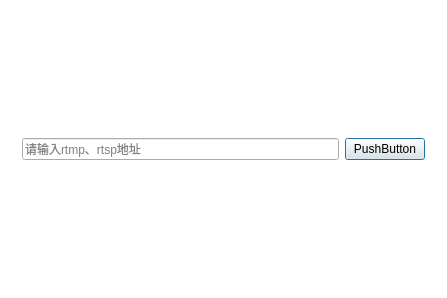
Qt form Linux/src/TestNetCamera/DlgNetCamera.ui (cloudroomSDK/API-Demo) before a commit.
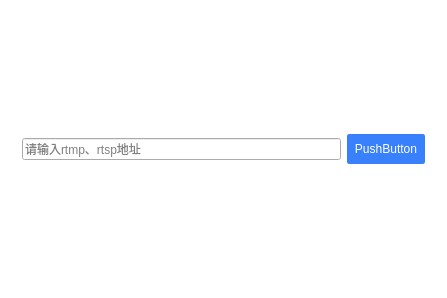
The same form after that commit. Icons and pictures are not drawn.

```diff
--- a/Linux/src/TestNetCamera/DlgNetCamera.ui
+++ b/Linux/src/TestNetCamera/DlgNetCamera.ui
@@ -74,7 +74,18 @@
 	margin-bottom: -5px;
 	border-radius: 6px;
 	background: rgb(57,129,252);
-}  </string>
+}  
+QPushButton {
+	background:rgb(57,129,252);
+	color: rgb(255,255,255);
+	border: 1px solid rgb(57,129,252);
+	border-radius: 2px;
+	min-height: 28px;
+	min-width: 76px;
+}
+QPushButton:hover, QPushButton:pressed {
+	background: rgb(5,117,197);
+}</string>
   </property>
   <layout class="QVBoxLayout" name="verticalLayout">
    <item>
```
